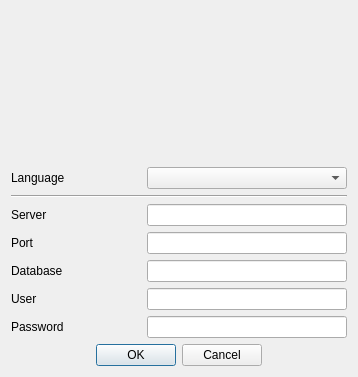
Qt form ui/frmAccess.ui (turulomio/xulpymoney) before a commit.
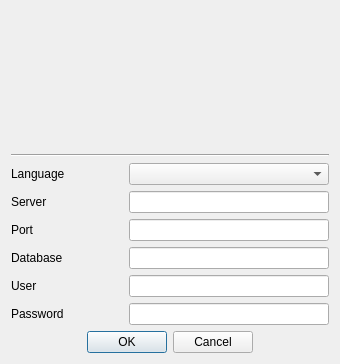
The same form after that commit. Icons and pictures are not drawn.

What changed in the file:
```diff
--- a/ui/frmAccess.ui
+++ b/ui/frmAccess.ui
@@ -9,8 +9,8 @@
    <rect>
     <x>0</x>
     <y>0</y>
-    <width>358</width>
-    <height>377</height>
+    <width>340</width>
+    <height>364</height>
    </rect>
   </property>
   <property name="sizePolicy">
@@ -109,6 +109,13 @@
        </property>
       </widget>
      </item>
+     <item>
+      <widget class="Line" name="line">
+       <property name="orientation">
+        <enum>Qt::Horizontal</enum>
+       </property>
+      </widget>
+     </item>
      <item>
       <layout class="QHBoxLayout" name="horizontalLayout">
        <item>
@@ -139,13 +146,6 @@
        </item>
       </layout>
      </item>
-     <item>
-      <widget class="Line" name="line">
-       <property name="orientation">
-        <enum>Qt::Horizontal</enum>
-       </property>
-      </widget>
-     </item>
      <item>
       <layout class="QHBoxLayout" name="horizontalLayout_3">
        <item>
```
